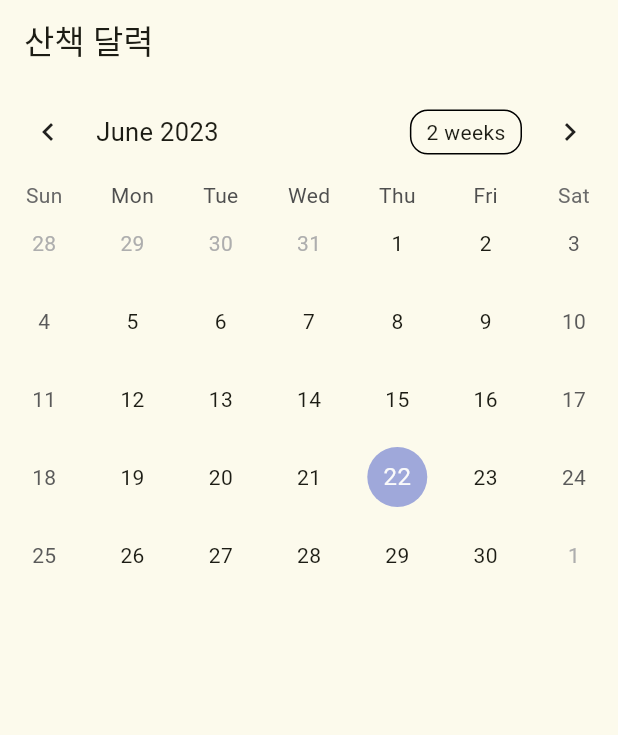
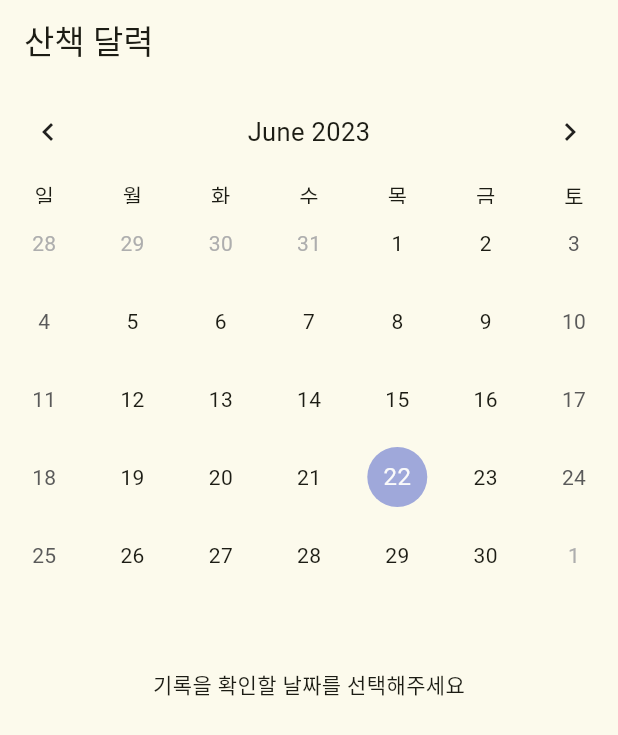
Before and after one commit to SangoProject/sangoapp, a Flutter app: the CalendarPage screen opened directly, on a phone screen of 412 x 824 dp. Shown: the top 735 px of the screen. Run offline on Flutter 3.47's test engine with Material 2 defaults, Android fonts, the phone set to English and light mode, and no system bars; drawn by our look-alikes of table_calendar; our stand-ins replace firebase_auth, firebase_core, google_maps_flutter; accounts and stored records are empty; network calls fail; Roboto replaces fonts that are missing (Pretendard).

Commit message:
설정 페이지 자체 코드로 변경, 캘린더 페이지 수정

```diff
--- a/lib/screens/calendarPage.dart
+++ b/lib/screens/calendarPage.dart
@@ -1,7 +1,14 @@
+import 'dart:collection';
+
 import 'package:flutter/material.dart';
 import 'package:table_calendar/table_calendar.dart';
 import 'goalPage.dart';
 import '../utils.dart';
+
+class Event {
+  final DateTime date;
+  Event({required this.date});
+}
 
 class CalendarPage extends StatefulWidget{
   const CalendarPage({super.key});
@@ -14,6 +21,7 @@ class _CalendarPageState extends State<CalendarPage>{
   CalendarFormat _calendarFormat = CalendarFormat.month;
   DateTime _focusedDay = DateTime.now();
   DateTime? _selectedDay;
+  List<String> days = ['_', '월', '화', '수', '목', '금', '토', '일'];
 
   @override
   Widget build(BuildContext context){
@@ -21,17 +29,19 @@ class _CalendarPageState extends State<CalendarPage>{
       appBar: AppBar(
         title: Text('산책 달력'),
       ),
-      body: TableCalendar(
+      body: Column(
+        children: [
+          TableCalendar(
             firstDay: kFirstDay,
             lastDay: kLastDay,
+            headerStyle: HeaderStyle(
+              formatButtonVisible: false,
+              titleCentered: true,
+            ),
             focusedDay: _focusedDay,
             calendarFormat: _calendarFormat,
             selectedDayPredicate: (day) {
-          // Use `selectedDayPredicate` to determine which day is currently selected.
-          // If this returns true, then `day` will be marked as selected.
-
-          // Using `isSameDay` is recommended to disregard
-          // the time-part of compared DateTime objects.
+              // 사용자가 날짜를 선택했을 때
               return isSameDay(_selectedDay, day);
             },
             onDaySelected: (selectedDay, focusedDay) {
@@ -55,6 +65,19 @@ class _CalendarPageState extends State<CalendarPage>{
               // No need to call `setState()` here
               _focusedDay = focusedDay;
             },
+            calendarBuilders: CalendarBuilders(
+              dowBuilder: (context, day) {
+                return Center(child: Text(days[day.weekday],));
+              },
+            ),
+          ),
+          Padding(
+            padding: EdgeInsets.fromLTRB(0, 50, 0, 0),
+            child: Text(
+              '기록을 확인할 날짜를 선택해주세요'
+            ),
+          )
+        ],
       ),
     );
   }
```
Also changed, not shown: lib/screens/settingPage.dart (+45 -74 lines). Lines whose indentation alone changed are shown as unchanged.
